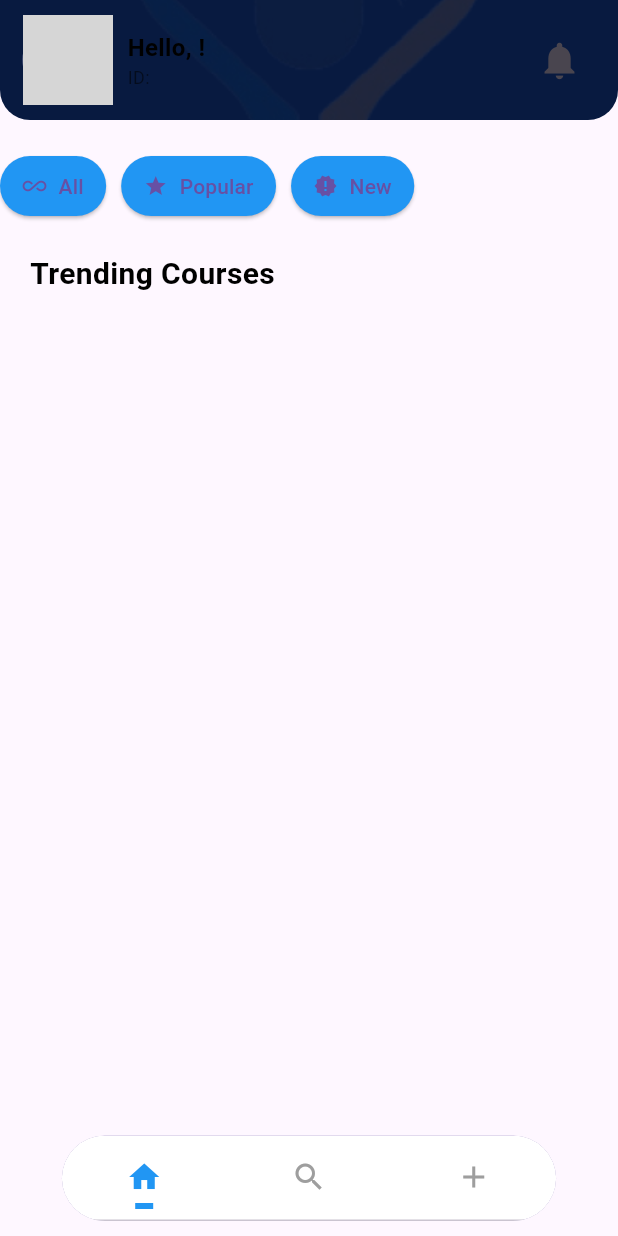
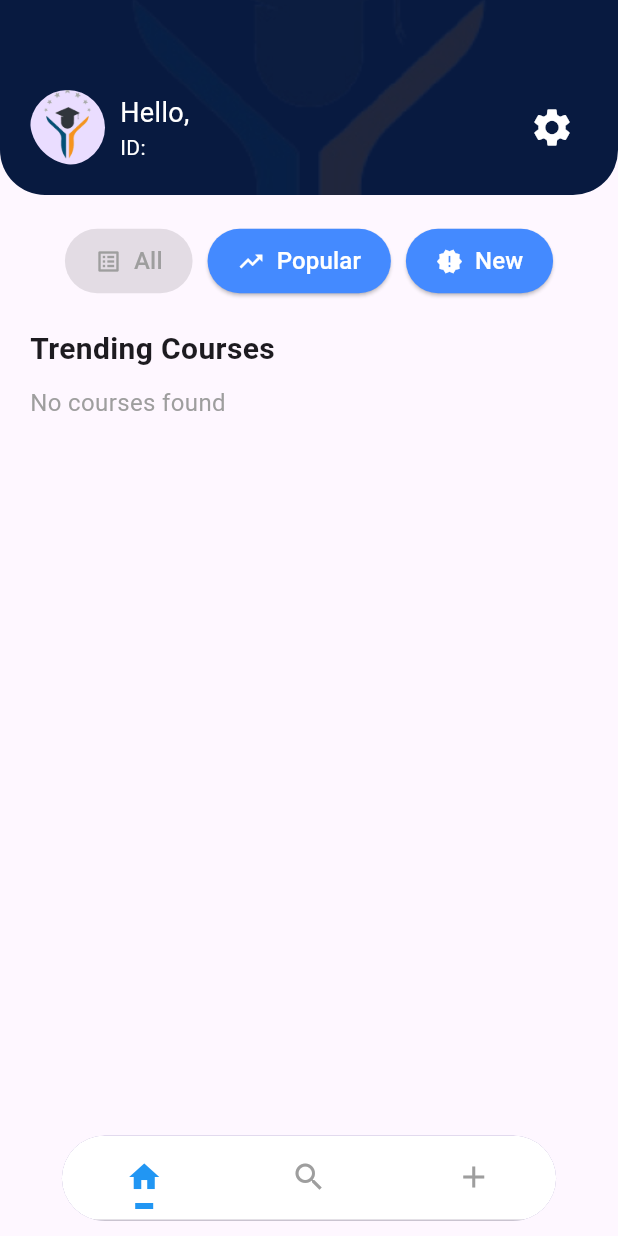
Before and after one commit to MORAMZY14/Etqan, a Flutter app: the UserPage screen opened directly with empty values, on a phone screen of 412 x 824 dp. Run offline on Flutter 3.47's test engine with Material 3 defaults, Android fonts, the phone set to English and light mode, and no system bars; our stand-ins replace cloud_firestore, file_picker, firebase_auth, firebase_core, firebase_messaging, firebase_storage and 3 more; missing offline and left inert: firebase_app_check, onesignal_flutter; accounts and stored records are empty; network calls fail; grey boxes are pictures that could not be loaded.

```diff
--- a/lib/register_page.dart
+++ b/lib/register_page.dart
@@ -268,11 +268,11 @@ class _RegisterPageState extends State<RegisterPage> {
       ),
       body: Center(
         child: Padding(
-          padding: EdgeInsets.only(bottom: 120.0), // Add padding to move the container down
+          padding: EdgeInsets.only(bottom: 90.0), // Add padding to move the container down
           child: Container(
             width: MediaQuery.of(context).size.width * 0.78,
-            height: MediaQuery.of(context).size.height * 0.74,
-            padding: EdgeInsets.all(MediaQuery.of(context).size.width * 0.028),
+            height: MediaQuery.of(context).size.height * 0.8,
+            padding: EdgeInsets.all(MediaQuery.of(context).size.width * 0.02),
             decoration: BoxDecoration(
               color: Colors.white,
               borderRadius: BorderRadius.circular(15.0),
--- a/lib/user_page.dart
+++ b/lib/user_page.dart
@@ -30,6 +30,7 @@ class _UserPageState extends State<UserPage> with SingleTickerProviderStateMixin
   bool _isLoading = true;
   int _selectedIndex = 0;
   late TabController _tabController;
+  String _selectedCategory = 'All'; // Track selected category
 
   @override
   void initState() {
@@ -318,10 +319,12 @@ class _UserPageState extends State<UserPage> with SingleTickerProviderStateMixin
       icon: Icon(icon, color: Colors.white),
       label: Text(label, style: const TextStyle(color: Colors.white)),
       style: ElevatedButton.styleFrom(
+        padding: const EdgeInsets.symmetric(vertical: 16, horizontal: 24),
         backgroundColor: color,
-        padding: const EdgeInsets.symmetric(vertical: 15.0, horizontal: 20.0),
-        shape: RoundedRectangleBorder(borderRadius: BorderRadius.circular(10.0)),
-        elevation: 5.0,
+        shape: RoundedRectangleBorder(
+          borderRadius: BorderRadius.circular(10),
+        ),
+        elevation: 4,
       ),
     );
   }
@@ -329,21 +332,18 @@ class _UserPageState extends State<UserPage> with SingleTickerProviderStateMixin
   Widget _buildTopSection(bool isSmallScreen) {
     return Container(
       decoration: BoxDecoration(
-        image: const DecorationImage(
+        image: DecorationImage(
           image: AssetImage('assets/login1.png'), // Background image
           fit: BoxFit.cover,
         ),
         borderRadius: BorderRadius.vertical(
-          bottom: Radius.circular(isSmallScreen ? 20 : 30), // Adjust the radius as needed
+          bottom: Radius.circular(30), // Adjust the radius as needed
         ),
       ),
-      padding: EdgeInsets.symmetric(
-        vertical: isSmallScreen ? 10 : 20,
-        horizontal: isSmallScreen ? 15 : 20,
-      ),
+      padding: const EdgeInsets.all(20),
       child: ClipRRect(
         borderRadius: BorderRadius.vertical(
-          bottom: Radius.circular(isSmallScreen ? 20 : 30), // Ensure the content respects the border radius
+          bottom: Radius.circular(30), // Ensure the content respects the border radius
         ),
         child: Column(
           crossAxisAlignment: CrossAxisAlignment.start,
@@ -355,35 +355,47 @@ class _UserPageState extends State<UserPage> with SingleTickerProviderStateMixin
     );
   }
 
+  void _onCategoryButtonPressed(String category) {
+    setState(() {
+      _selectedCategory = category;
+    });
+    _fetchCoursesFromFirestore(status: category == 'All' ? null : category.toLowerCase());
+  }
+
+  bool _isButtonDisabled(String category) {
+    return _selectedCategory == category;
+  }
+
   Widget _buildGreetingAndNotificationIcon(bool isSmallScreen) {
-    return Row(
+    return Padding(
+      padding: const EdgeInsets.only(top: 40.0), // Add padding to push it down
+      child: Row(
         mainAxisAlignment: MainAxisAlignment.spaceBetween,
         children: [
           Row(
             children: [
               CircleAvatar(
-              radius: isSmallScreen ? 30 : 40,
+                radius: isSmallScreen ? 25 : 30,
                 backgroundImage: _profileImageUrl != null
                     ? NetworkImage(_profileImageUrl!)
-                  : const AssetImage('assets/placeholder.png') as ImageProvider,
+                    : const AssetImage('assets/etqan.png') as ImageProvider,
               ),
               const SizedBox(width: 10),
               Column(
                 crossAxisAlignment: CrossAxisAlignment.start,
                 children: [
                   Text(
-                  'Hello, $_userName!',
+                    'Hello, $_userName',
                     style: TextStyle(
-                    fontSize: isSmallScreen ? 16 : 20,
-                    fontWeight: FontWeight.bold,
-                    color: Colors.black,
+                      color: Colors.white,
+                      fontSize: isSmallScreen ? 18 : 24,
                     ),
                   ),
                   Text(
                     'ID: $_studentId',
                     style: TextStyle(
-                    fontSize: isSmallScreen ? 12 : 16,
-                    color: Colors.black54,
+                      color: Colors.white,
+                      fontSize: isSmallScreen ? 14 : 18,
                     ),
                   ),
                 ],
@@ -391,146 +403,191 @@ class _UserPageState extends State<UserPage> with SingleTickerProviderStateMixin
             ],
           ),
           IconButton(
-          icon: const Icon(Icons.notifications, size: 30),
-          onPressed: () {
-            // Handle notification icon press
-          },
+            icon: Icon(
+              Icons.settings,
+              color: Colors.white,
+              size: isSmallScreen ? 30 : 36,
             ),
-      ],
-    );
-  }
-
-  Widget _buildCategoryButtons(bool isSmallScreen) {
-    return SingleChildScrollView(
-      scrollDirection: Axis.horizontal,
-      child: Wrap(
-        spacing: 10.0,
-        children: [
-          _buildCategoryButton(
-            'All',
-            isSmallScreen,
-            Icons.all_inclusive,
-                () => _fetchCoursesFromFirestore(),
-          ),
-          _buildCategoryButton(
-            'Popular',
-            isSmallScreen,
-            Icons.star,
-                () => _fetchCoursesFromFirestore(status: 'popular'),
-          ),
-          _buildCategoryButton(
-            'New',
-            isSmallScreen,
-            Icons.new_releases,
-                () => _fetchCoursesFromFirestore(status: 'new'),
+            onPressed: _showOptionsDialog,
           ),
         ],
       ),
     );
   }
 
-  Widget _buildCategoryButton(String label, bool isSmallScreen, IconData icon, VoidCallback onPressed) {
+  Widget _buildCategoryButtons(bool isSmallScreen) {
+    return Row(
+      mainAxisAlignment: MainAxisAlignment.center,
+      children: [
+        _buildCategoryButton(
+          label: 'All',
+          icon: Icons.list_alt,
+          onPressed: () => _onCategoryButtonPressed('All'),
+          isDisabled: _isButtonDisabled('All'),
+        ),
+        const SizedBox(width: 10),
+        _buildCategoryButton(
+          label: 'Popular',
+          icon: Icons.trending_up,
+          onPressed: () => _onCategoryButtonPressed('Popular'),
+          isDisabled: _isButtonDisabled('Popular'),
+        ),
+        const SizedBox(width: 10),
+        _buildCategoryButton(
+          label: 'New',
+          icon: Icons.new_releases,
+          onPressed: () => _onCategoryButtonPressed('New'),
+          isDisabled: _isButtonDisabled('New'),
+        ),
+      ],
+    );
+  }
+
+  Widget _buildCategoryButton({
+    required String label,
+    required IconData icon,
+    required VoidCallback onPressed,
+    required bool isDisabled,
+  }) {
     return ElevatedButton.icon(
-      onPressed: onPressed,
-      icon: Icon(icon, size: isSmallScreen ? 16 : 24),
-      label: Text(label, style: TextStyle(fontSize: isSmallScreen ? 14 : 18)),
+      onPressed: isDisabled ? null : onPressed,
+      icon: Icon(icon, color: isDisabled ? Colors.grey : Colors.white),
+      label: Text(
+        label,
+        style: TextStyle(
+          fontSize: 16,
+          color: isDisabled ? Colors.grey : Colors.white,
+        ),
+      ),
       style: ElevatedButton.styleFrom(
-        backgroundColor: Colors.blue,
-        padding: const EdgeInsets.symmetric(vertical: 10, horizontal: 15),
-        shape: RoundedRectangleBorder(borderRadius: BorderRadius.circular(20.0)),
+        padding: const EdgeInsets.symmetric(vertical: 10, horizontal: 20),
+        backgroundColor: isDisabled ? Colors.grey : Colors.blueAccent,
+        shape: RoundedRectangleBorder(
+          borderRadius: BorderRadius.circular(30),
+        ),
       ),
     );
   }
+
 
   Widget _buildTrendingCoursesSection(bool isSmallScreen) {
     return Column(
       crossAxisAlignment: CrossAxisAlignment.start,
       children: [
         Padding(
-          padding: const EdgeInsets.symmetric(horizontal: 20),
+          padding: EdgeInsets.symmetric(horizontal: isSmallScreen ? 20 : 40),
           child: Text(
             'Trending Courses',
             style: TextStyle(
-              fontSize: isSmallScreen ? 20 : 24,
+              fontSize: isSmallScreen ? 20 : 28,
               fontWeight: FontWeight.bold,
-              color: Colors.black,
             ),
           ),
         ),
         const SizedBox(height: 10),
-        SizedBox(
-          height: isSmallScreen ? 180 : 250,
+        _items.isEmpty
+            ? Padding(
+          padding: EdgeInsets.symmetric(horizontal: isSmallScreen ? 20 : 40),
+          child: Text(
+            'No courses found',
+            style: TextStyle(
+              fontSize: isSmallScreen ? 16 : 20,
+              color: Colors.grey,
+            ),
+          ),
+        )
+            : _buildCoursesList(isSmallScreen),
+      ],
+    );
+  }
+  Widget _buildCoursesList(bool isSmallScreen) {
+    return SizedBox(
+      height: isSmallScreen ? 200 : 250,
       child: ListView.builder(
         scrollDirection: Axis.horizontal,
         itemCount: _items.length,
         itemBuilder: (context, index) {
           final item = _items[index];
-              final imageUrl = _courseImages[item.name] ?? 'https://example.com/placeholder.png';
+          final courseImage = _courseImages[item.name] ?? 'https://example.com/placeholder.png';
+
           return GestureDetector(
-                onTap: () => Navigator.push(
+            onTap: () {
+              // Navigate to CourseDetailedPage with item details
+              Navigator.push(
                 context,
                 MaterialPageRoute(
                   builder: (context) => CourseDetailedPage(
                     courseName: item.name,
-                      courseDescription: '',
-                      courseImageUrl: '',
-                      courseImage: '',
-                      imageUrl: imageUrl,
+                    courseImage: courseImage, courseDescription: '', imageUrl: '', courseImageUrl: '',
+                  ),
+                ),
+              );
+            },
+            child: Container(
+              width: isSmallScreen ? 160 : 200,
+              margin: EdgeInsets.symmetric(horizontal: isSmallScreen ? 10 : 15),
+              decoration: BoxDecoration(
+                borderRadius: BorderRadius.circular(20),
+                image: DecorationImage(
+                  image: NetworkImage(courseImage),
+                  fit: BoxFit.cover,
+                ),
+              ),
+              child: Stack(
+                children: [
+                  Positioned(
+                    bottom: 0,
+                    left: 0,
+                    right: 0,
+                    child: Container(
+                      padding: EdgeInsets.symmetric(vertical: isSmallScreen ? 10 : 15),
+                      decoration: BoxDecoration(
+                        color: Colors.black.withOpacity(0.6),
+                        borderRadius: const BorderRadius.vertical(
+                          bottom: Radius.circular(20),
+                        ),
+                      ),
+                      child: Text(
+                        item.name,
+                        textAlign: TextAlign.center,
+                        style: TextStyle(
+                          color: Colors.white,
+                          fontSize: isSmallScreen ? 14 : 18,
                         ),
                       ),
                     ),
-                child: Container(
-                  width: isSmallScreen ? 140 : 180,
-                  margin: const EdgeInsets.symmetric(horizontal: 10),
-                  decoration: BoxDecoration(
-                    borderRadius: BorderRadius.circular(20),
-                    image: DecorationImage(
-                      image: NetworkImage(imageUrl),
-                      fit: BoxFit.cover,
                   ),
-                  ),
-                  child: Align(
-                    alignment: Alignment.bottomCenter,
-                    child: Container(
-                      width: double.infinity,
-                      padding: const EdgeInsets.all(10),
-                      color: Colors.black.withOpacity(0.5),
-                      child: Text(
-                        item.name,
-                        style: TextStyle(
-                          color: Colors.white,
-                          fontSize: isSmallScreen ? 14 : 16,
-                          fontWeight: FontWeight.bold,
-                        ),
-                      ),
-                    ),
+                ],
               ),
             ),
           );
         },
       ),
-        ),
-      ],
     );
   }
 
+
+
+
   Widget _buildProfilePage() {
-    return Center(
-      child: ElevatedButton(
-        onPressed: () {
-          // Implement profile page functionality
-        },
-        child: const Text('Profile Page'),
+    return const Center(
+      child: Text(
+        'Profile Page',
+        style: TextStyle(fontSize: 24, fontWeight: FontWeight.bold),
       ),
     );
   }
 
-  Future<void> _deleteCourse() async {
-    // Implement course deletion functionality
+  Future<void> _showAllCourses() async {
+    try {
+      await _fetchCoursesFromFirestore();
+    } catch (e) {
+      print('Error showing all courses: $e');
+    }
   }
 
-  void _showAllCourses() {
-    // Implement showing all courses functionality
+  Future<void> _deleteCourse() async {
+    // Add logic to delete a course
   }
 }
 
@@ -538,5 +595,8 @@ class CustomListItem {
   final String name;
   final String content;
 
-  CustomListItem({required this.name, required this.content});
+  CustomListItem({
+    required this.name,
+    required this.content,
+  });
 }
```
Lines whose indentation alone changed are shown as unchanged.
